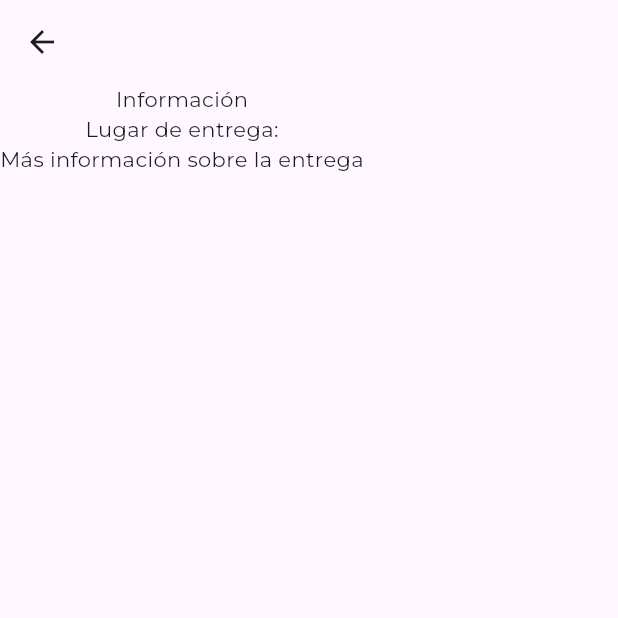
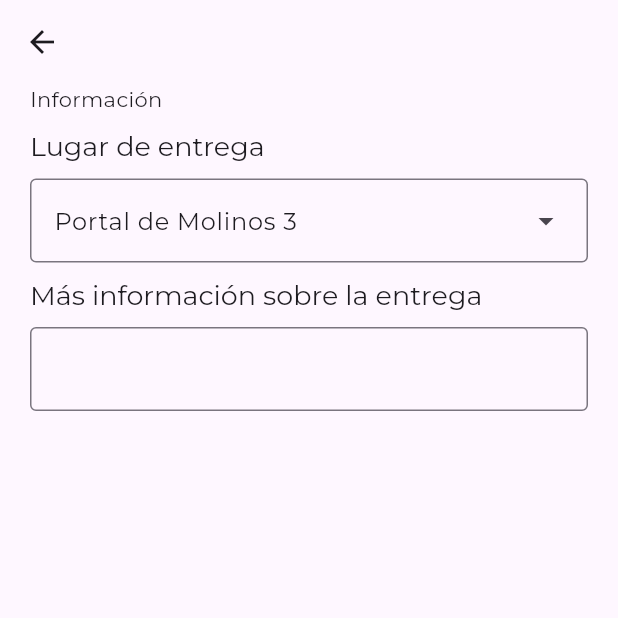
Before and after one commit to stivengm/shop_beer_app, a Flutter app: the InformationView screen opened by its route, on a phone screen of 412 x 824 dp, the top half of it. Run offline on Flutter 3.47's test engine with Material 3 defaults, Android fonts, the phone set to English and light mode, and no system bars; our stand-ins replace another_flushbar, bloc, email_validator, equatable, firebase_auth, firebase_core and 3 more; accounts and stored records are empty; network calls fail.

Commit message:
FIX - Ajuste de informationView.

```diff
--- a/lib/ui/views/user/information_view/information_view.dart
+++ b/lib/ui/views/user/information_view/information_view.dart
@@ -1,19 +1,51 @@
 import 'package:flutter/material.dart';
+import 'package:shop_beer_app/ui/views/user/information_view/widgets/header_information.dart';
 
 class InformationView extends StatelessWidget {
   const InformationView({super.key});
 
   @override
   Widget build(BuildContext context) {
+    const List<String> list = <String>['Portal de Molinos 3', 'Two', 'Three', 'Four'];
+    Size media = MediaQuery.of(context).size;
     return Scaffold(
       appBar: AppBar(),
-      body: Column(
-        children: [
-          Text("Información"),
-          Text("Lugar de entrega:"),
-          Text("Más información sobre la entrega"),
-        ],
-      ),
+      body: SizedBox(
+        height: double.infinity,
+        child: GestureDetector(
+          onTap: () => FocusManager.instance.primaryFocus?.unfocus(),
+          child: SingleChildScrollView(
+            child: Padding(
+              padding: const EdgeInsets.symmetric(horizontal: 20.0),
+              child: Column(
+                crossAxisAlignment: CrossAxisAlignment.start,
+                children: [
+                  const Text("Información"),
+                  const HeaderInformation(title: "Lugar de entrega"),
+                  DropdownMenu<String>(
+                    initialSelection: list.first,
+                    width: (media.width * 1) - 40,
+                    onSelected: (String? value) {
+                      // setState
+                      print(value);
+                    },
+                    dropdownMenuEntries: list.map<DropdownMenuEntry<String>>((String value) {
+                      return DropdownMenuEntry<String>(value: value, label: value);
+                    }).toList(),
+                  ),
+
+                  const HeaderInformation(title: "Más información sobre la entrega"),
+                  TextFormField(
+                    decoration: const InputDecoration(
+                      border: OutlineInputBorder()
+                    ),
+                  )
+                ],
+              ),
+            ),
+          ),
+        ),
+      )
     );
   }
 }
```
